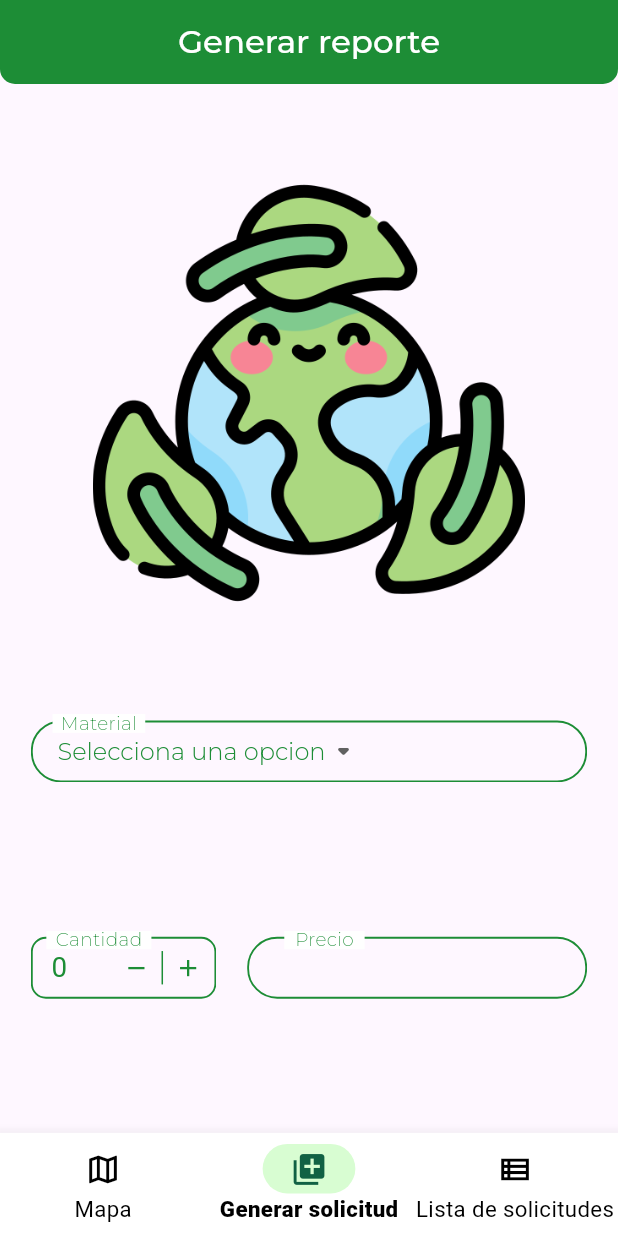
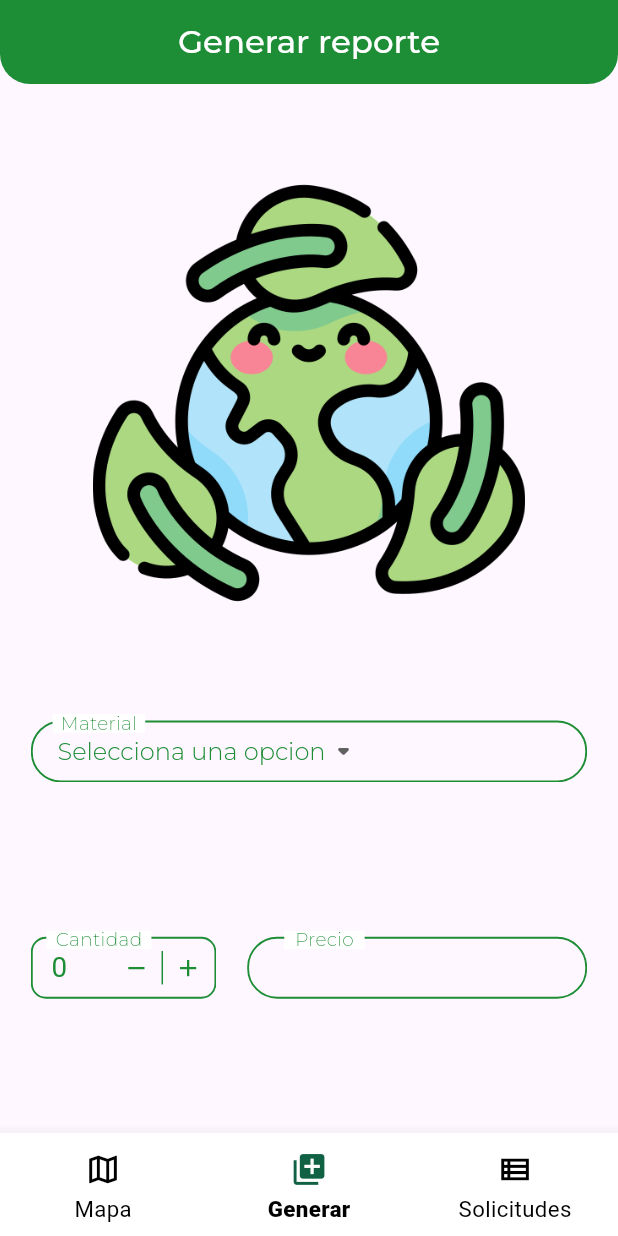
Before and after one commit to seb05tian/taller_movil, a Flutter app: the bottomnavbar screen opened directly, item 2 of the bottom bar chosen, on a phone screen of 412 x 824 dp. Run offline on Flutter 3.47's test engine with Material 3 defaults, Android fonts, the phone set to English and light mode, and no system bars; our stand-ins replace firebase_auth, firebase_core, flutter_secure_storage, geolocator, google_maps_flutter, local_auth; accounts and stored records are empty; project files that could hold a hidden picture were left out.

Commit message:
ultimos cambios

```diff
--- a/taller_whatsapp/lib/Screens/genreport.dart
+++ b/taller_whatsapp/lib/Screens/genreport.dart
@@ -34,8 +34,8 @@ class _GenReportState extends State<GenReport> {
         centerTitle: true,
         shape: RoundedRectangleBorder(
           borderRadius: BorderRadius.only(
-            bottomLeft: Radius.circular(10),
-            bottomRight: Radius.circular(10),
+            bottomLeft: Radius.circular(20),
+            bottomRight: Radius.circular(20),
           ),
         ),
       ),
--- a/taller_whatsapp/lib/Widgets/bottom_navbar.dart
+++ b/taller_whatsapp/lib/Widgets/bottom_navbar.dart
@@ -61,18 +61,13 @@ class _bottomnavbarState extends State<bottomnavbar> {
                     color: Colors.black,
                   ),
                 ),
-                activeIcon: Container(
-                  decoration: BoxDecoration(
-                      borderRadius: BorderRadius.circular(20),
-                      color: const Color(0xffd8fdd2)),
-                  child: Padding(
+                activeIcon: Padding(
                   padding: EdgeInsets.symmetric(
                       vertical: size.height * 0.005,
                       horizontal: size.width * 0.045),
                   child: const Icon(
                     Icons.map,
                     color: Color(0xff116144),
-                    ),
                   ),
                 ),
                 label: 'Mapa',
@@ -85,19 +80,14 @@ class _bottomnavbarState extends State<bottomnavbar> {
                     color: Colors.black,
                   ),
                 ),
-                activeIcon: Container(
-                  decoration: BoxDecoration(
-                      borderRadius: BorderRadius.circular(20),
-                      color: const Color(0xffd8fdd2)),
-                  child: Padding(
+                activeIcon: Padding(
                   padding: EdgeInsets.symmetric(
                       vertical: size.height * 0.005,
                       horizontal: size.width * 0.045),
-                    child: const Icon(Icons.add_to_photos,
-                        color: Color(0xff116144)),
+                  child:
+                      const Icon(Icons.add_to_photos, color: Color(0xff116144)),
                 ),
-                ),
-                label: 'Generar solicitud',
+                label: 'Generar',
               ),
               BottomNavigationBarItem(
                 icon: Padding(
@@ -107,19 +97,13 @@ class _bottomnavbarState extends State<bottomnavbar> {
                     color: Colors.black,
                   ),
                 ),
-                activeIcon: Container(
-                  decoration: BoxDecoration(
-                      borderRadius: BorderRadius.circular(20),
-                      color: const Color(0xffd8fdd2)),
-                  child: Padding(
+                activeIcon: Padding(
                   padding: EdgeInsets.symmetric(
                       vertical: size.height * 0.005,
                       horizontal: size.width * 0.045),
-                    child:
-                        const Icon(Icons.view_list, color: Color(0xff116144)),
+                  child: const Icon(Icons.view_list, color: Color(0xff116144)),
                 ),
-                ),
-                label: 'Lista de solicitudes',
+                label: 'Solicitudes',
               ),
             ],
           ),
--- a/taller_whatsapp/lib/main.dart
+++ b/taller_whatsapp/lib/main.dart
@@ -3,6 +3,7 @@ import 'package:taller_whatsapp/Screens/genreport.dart';
 import 'package:taller_whatsapp/Screens/homepage.dart';
 import 'package:taller_whatsapp/Screens/login.dart';
 import 'package:taller_whatsapp/Screens/register.dart';
+import 'package:taller_whatsapp/Screens/requestlist.dart';
 import 'package:taller_whatsapp/Widgets/bottom_navbar.dart';
 import 'package:firebase_core/firebase_core.dart';
 import 'firebase_options.dart';
--- a/taller_whatsapp/lib/utils/home_mapcontroller.dart
+++ b/taller_whatsapp/lib/utils/home_mapcontroller.dart
@@ -16,7 +16,7 @@ class Home_mapcontroller {
         CameraUpdate.newCameraPosition(
           CameraPosition(
             target: myPosition,
-            zoom: 13.0,
+            zoom: 20.0,
           ),
         ),
       );
--- a/taller_whatsapp/pubspec.yaml
+++ b/taller_whatsapp/pubspec.yaml
@@ -145,6 +145,6 @@ flutter:
 flutter_launcher_icons:
   android: "launcher_icon"
   ios: "AppIcon"
-  image_path: "assets/img/splash_normal.png"
+  image_path: "assets/img/recyclinglogo.png"
   min_sdk_android: 21
   remove_alpha_ios: true
```
Also changed, not shown: taller_whatsapp/lib/Screens/requestlist.dart (+30 -28 lines), 26 other files. Lines whose indentation alone changed are shown as unchanged.
